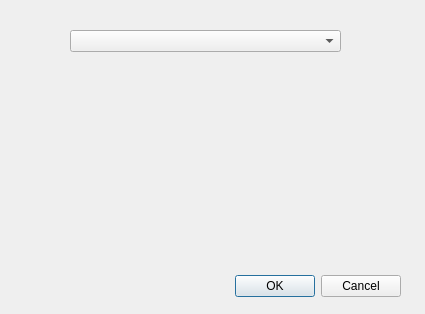
Qt form first_window.ui (jamemanionda/2023_skku_medical) before a commit.
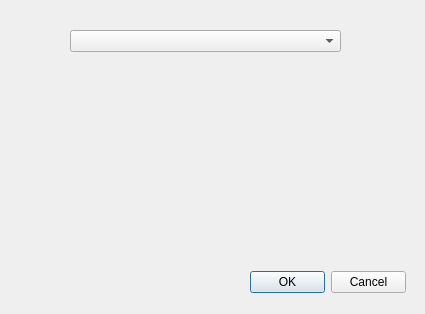
The same form after that commit.

```diff
--- a/first_window.ui
+++ b/first_window.ui
@@ -13,22 +13,6 @@
   <property name="windowTitle">
    <string>Dialog</string>
   </property>
-  <widget class="QDialogButtonBox" name="buttonBox">
-   <property name="geometry">
-    <rect>
-     <x>60</x>
-     <y>270</y>
-     <width>341</width>
-     <height>32</height>
-    </rect>
-   </property>
-   <property name="orientation">
-    <enum>Qt::Horizontal</enum>
-   </property>
-   <property name="standardButtons">
-    <set>QDialogButtonBox::Cancel|QDialogButtonBox::Ok</set>
-   </property>
-  </widget>
   <widget class="QComboBox" name="comboBox">
    <property name="geometry">
     <rect>
@@ -65,6 +49,19 @@
     <string/>
    </property>
   </widget>
+  <widget class="QDialogButtonBox" name="buttonBox">
+   <property name="geometry">
+    <rect>
+     <x>250</x>
+     <y>270</y>
+     <width>156</width>
+     <height>24</height>
+    </rect>
+   </property>
+   <property name="standardButtons">
+    <set>QDialogButtonBox::Cancel|QDialogButtonBox::Ok</set>
+   </property>
+  </widget>
  </widget>
  <resources/>
  <connections>
```
Left out of the diff: 35 changed lines with no effect on the pictures.
